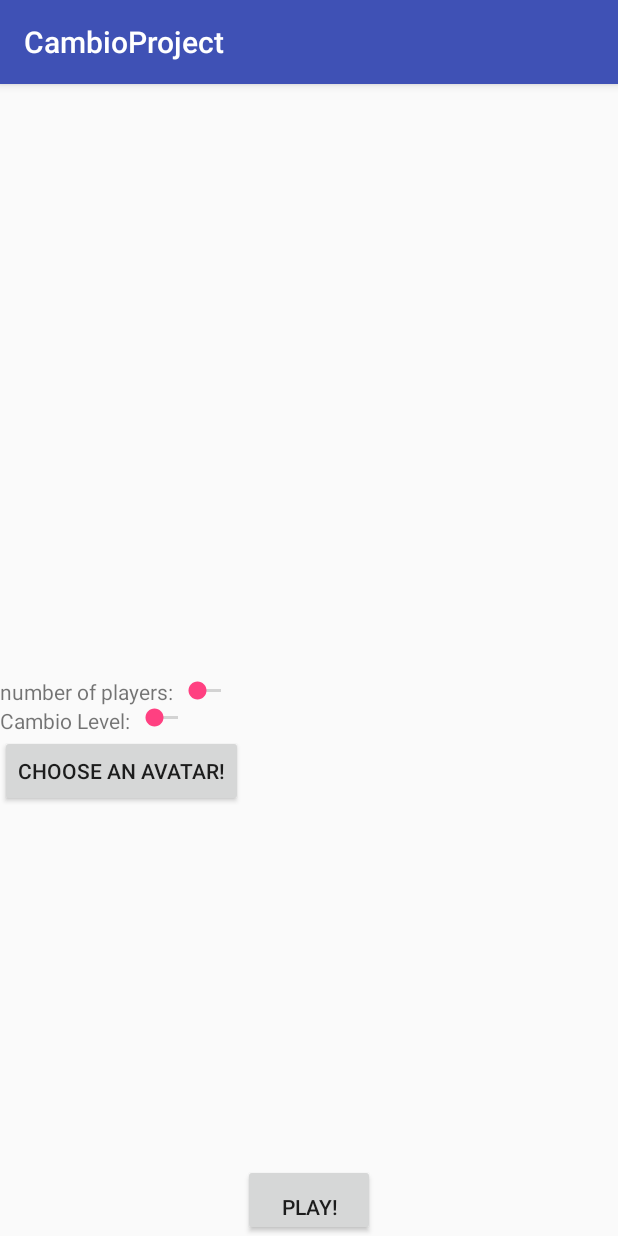
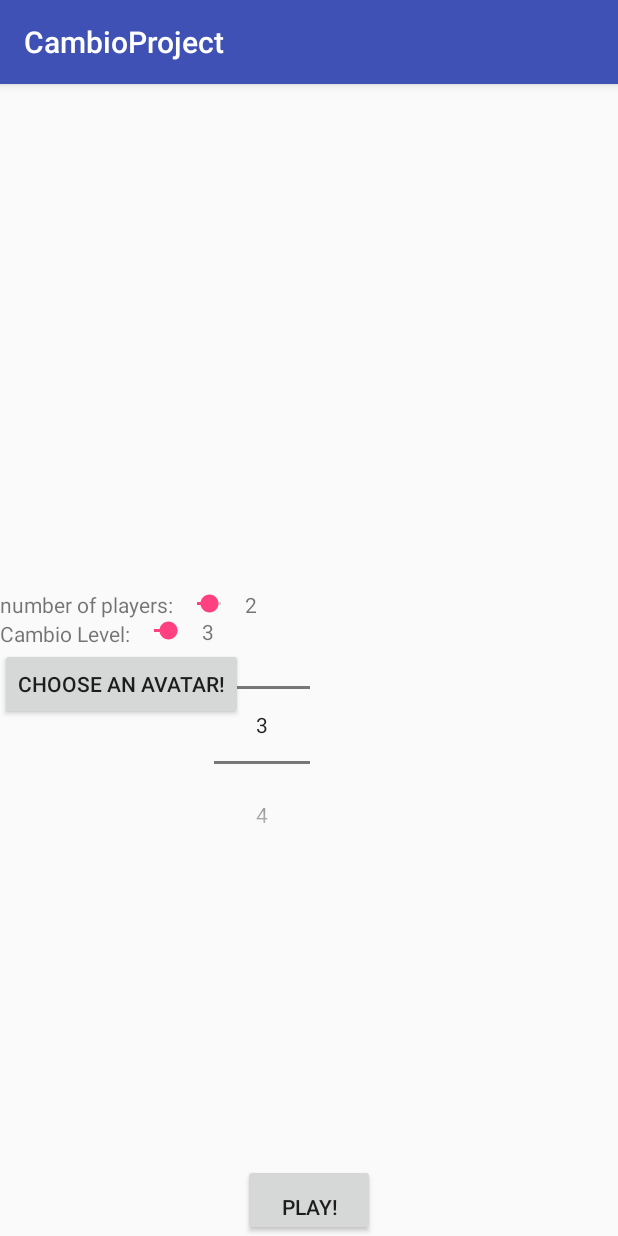
Before and after one commit to newZarbuv/Cambio, an Android app: the screen it shows after launch (gameSettings), after a tap on "PLAY!", on a phone screen of 412 x 824 dp. Run offline under Robolectric (Android 15) with nearby library versions, the phone set to English and light mode, and no system bars.

```diff
--- a/app/src/main/java/com/example/a12/cambioproject/gameSettings.java
+++ b/app/src/main/java/com/example/a12/cambioproject/gameSettings.java
@@ -2,8 +2,11 @@ package com.example.a12.cambioproject;
 
 import android.support.v7.app.AppCompatActivity;
 import android.os.Bundle;
+import android.widget.NumberPicker;
 import android.widget.SeekBar;
 import android.widget.TextView;
+
+import java.security.PrivateKey;
 
 public class gameSettings extends AppCompatActivity {
 
@@ -11,37 +14,51 @@ public class gameSettings extends AppCompatActivity {
     private SeekBar seekLevel;
     private TextView txtPlayers;
     private TextView txtLevel;
+    private static int LEVEL_MIN_VALUE=3;
+    private static int LEVEL_MAX_VALUE=5;
+    private static int PLAYERS_MIN_VALUE=2;
+    private static int PLAYERS_MAX_VALUE=4;
 
     @Override
     protected void onCreate(Bundle savedInstanceState) {
         super.onCreate(savedInstanceState);
-
         setContentView(R.layout.activity_game_settings);
-    }
-      //  initializeVariables();
-     //   txtPlayers.setText( seekPlayers.getProgress());
-     //   txtLevel.setText(seekLevel.getProgress());
-
-    //    seekLevel.setOnSeekBarChangeListener(new SeekBar.OnSeekBarChangeListener() {
-     //       int progress = 0;
+        NumberPicker num=(NumberPicker)findViewById(R.id.numPicLevel);
+        num.setMinValue(3);
+        num.setMaxValue(5);
+        initializeVariables();
+        txtPlayers.setText(Integer.toString(seekPlayers.getProgress()));
+        txtLevel.setText(Integer.toString(seekLevel.getProgress()));
+         seekLevel.setOnSeekBarChangeListener(new SeekBar.OnSeekBarChangeListener() {
+               int progress = 3;
 
 
-     //       @Override
-     //       public void onProgressChanged(SeekBar seekBar, int i, boolean b) {
-      //          progress=i;
+               @Override
+               public void onProgressChanged(SeekBar seekBar, int i, boolean b) {
+                   if(i<=LEVEL_MIN_VALUE){
+                       progress=LEVEL_MIN_VALUE;
+                   }
+                   else {
+                       progress = i;
+                   }
+               }
+
+
+             @Override
+             public void onStartTrackingTouch(SeekBar seekBar) {
+
+             }
+
+            @Override
+             public void onStopTrackingTouch(SeekBar seekBar) {
+                 txtLevel.setText(Integer.toString(seekLevel.getProgress()));
+              }
+           });
+    }
 
 
 
-       //     @Override
-       //     public void onStartTrackingTouch(SeekBar seekBar) {
 
-       //     }
-
-        //    @Override
-       //     public void onStopTrackingTouch(SeekBar seekBar) {
-       //         txtLevel.setText(seekLevel.getProgress());
-      //      }
-     //   });
 
       //  seekPlayers.setOnSeekBarChangeListener(new SeekBar.OnSeekBarChangeListener() {
      //       int progress = 0;
@@ -71,5 +88,8 @@ public class gameSettings extends AppCompatActivity {
         seekLevel=(SeekBar)findViewById(R.id.seekLevel);
         txtLevel=(TextView)findViewById(R.id.txtShowLevel);
         txtPlayers=(TextView)findViewById(R.id.txtShowNum);
+        seekPlayers.setMax(PLAYERS_MAX_VALUE);
+        seekLevel.setMax(LEVEL_MAX_VALUE);
+
     }
 }
--- a/app/src/main/res/layout/activity_game_settings.xml
+++ b/app/src/main/res/layout/activity_game_settings.xml
@@ -23,8 +23,8 @@
         android:layout_height="wrap_content"
         android:layout_toRightOf="@id/txtNum"
         android:id="@+id/seekNum"
-        android:min="3"
-        android:max="5"
+        android:progress="2"
+
         />
     <TextView
         android:layout_width="wrap_content"
@@ -42,13 +42,21 @@
         android:layout_height="wrap_content"
         android:layout_toRightOf="@id/txtLevel"
         android:layout_below="@id/seekNum"
-        android:id="@+id/seekLevel"/>
+        android:id="@+id/seekLevel"
+        android:progress="3"
+
+        />
     <TextView
         android:layout_width="wrap_content"
         android:layout_height="wrap_content"
         android:layout_toRightOf="@id/seekLevel"
         android:layout_below="@id/seekNum"
         android:id="@+id/txtShowLevel"/>
+    <NumberPicker
+        android:layout_width="wrap_content"
+        android:layout_height="wrap_content"
+        android:layout_toRightOf="@id/txtShowLevel"
+        android:id="@+id/numPicLevel"></NumberPicker>
     <Button
         android:layout_width="wrap_content"
         android:layout_height="wrap_content"
```
Also changed, not shown: app/src/main/ic_launcher-web.png (added), app/src/main/res/drawable-hdpi/ic_action_name.png (added), app/src/main/res/drawable-mdpi/ic_action_name.png (added), app/src/main/res/drawable-xhdpi/ic_action_name.png (added), app/src/main/res/drawable-xxhdpi/ic_action_name.png (added), app/src/main/res/mipmap-hdpi/ic_launcher.png, app/src/main/res/mipmap-mdpi/ic_launcher.png, app/src/main/res/mipmap-xhdpi/ic_launcher.png, app/src/main/res/mipmap-xxhdpi/ic_launcher.png, app/src/main/res/mipmap-xxxhdpi/ic_launcher.png.
